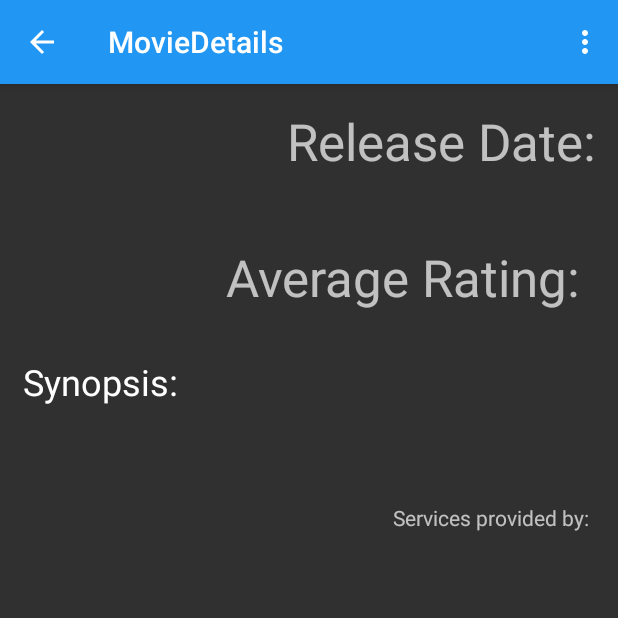
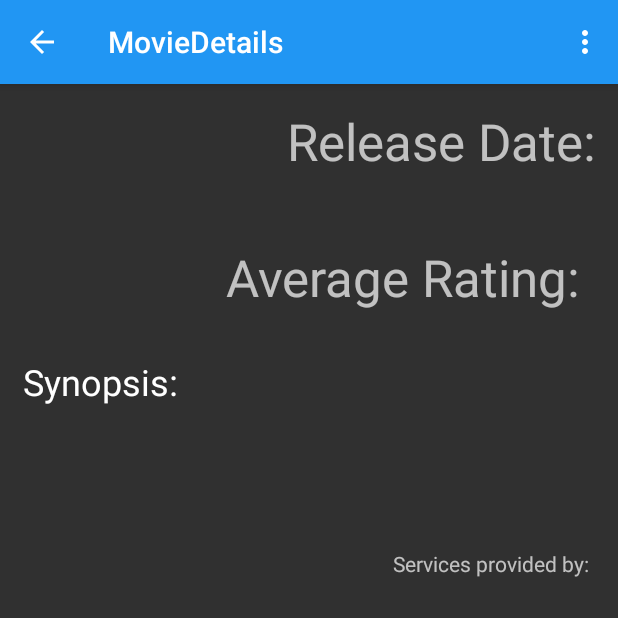
Before and after one commit to alexwine36/Popular-Movies, an Android app: the MovieDetailsFragment screen opened directly, with no data from a screen before it, on a phone screen of 412 x 824 dp, the top half of it. Run offline under Robolectric (Android 15) with nearby library versions, the phone set to English and light mode, and no system bars; our stand-ins replace Picasso; libraries missing offline, so code that uses them is left out: retrofit.client; pictures from the network do not load.

Commit message:
Somewhat working Layout with reviews

```diff
--- a/app/src/main/java/io/awts/popularmovies/MovieDetailsFragment.java
+++ b/app/src/main/java/io/awts/popularmovies/MovieDetailsFragment.java
@@ -11,6 +11,7 @@ import android.view.LayoutInflater;
 import android.view.View;
 import android.view.ViewGroup;
 import android.widget.ImageView;
+import android.widget.ListView;
 import android.widget.TextView;
 
 import com.squareup.picasso.Picasso;
@@ -25,14 +26,12 @@ import java.util.List;
 import io.awts.popularmovies.API.ApiClient;
 import io.awts.popularmovies.model.MovieApi;
 import io.awts.popularmovies.model.ReviewResult;
+import io.awts.popularmovies.model.Reviews;
 import io.awts.popularmovies.model.VideoResult;
-import io.awts.popularmovies.model.Reviews;
 import io.awts.popularmovies.model.Videos;
 import retrofit.Callback;
 import retrofit.RetrofitError;
 import retrofit.client.Response;
-
-
 
 
 /**
@@ -42,6 +41,10 @@ public class MovieDetailsFragment extends Fragment {
 
     private final String LOG_TAG = FetchMovieDetailsTask.class.getSimpleName();
     private MovieData mMovie;
+
+    public ReviewAdapter mReviewAdapter;
+
+    public ArrayList<ReviewResult> reviewResultList;
 
 
     public MovieDetailsFragment() {
@@ -82,8 +85,27 @@ public class MovieDetailsFragment extends Fragment {
             Picasso.with(rootView.getContext()).load(poster_url).into(posterView);
             Picasso.with(rootView.getContext()).load(MovieData.provider).into(tmdbView);
 
+
             FetchMovieDetailsTask detailsTask = new FetchMovieDetailsTask();
-           detailsTask.execute(mMovie.id);
+            detailsTask.execute(mMovie.id);
+
+//            ArrayList<ReviewResult> reviewResultArrayList = reviewResultList.toArray(ReviewResult);
+
+            if (reviewResultList == null) {
+                reviewResultList = new ArrayList<ReviewResult>();
+            }
+
+
+
+            mReviewAdapter = new ReviewAdapter(getActivity(), reviewResultList);
+            ListView listView = (ListView) rootView.findViewById(R.id.list_review);
+            listView.setScrollContainer(false);
+
+            listView.setAdapter(mReviewAdapter);
+//                    mMovieAdapter = new ImageAdapter(getActivity(), movieList);
+//
+////            GridView gridView = (GridView) view.findViewById(R.id.gridview);
+////            gridView.setAdapter(mMovieAdapter);
 
 
         }
@@ -101,28 +123,38 @@ public class MovieDetailsFragment extends Fragment {
                 Log.d(LOG_TAG, "Success");
                 String homepage = movieDetailsApis.getHomepage();
                 Log.d(LOG_TAG, homepage);
-//                Iterator reviews = movieDetailsApis.getReviews().getReviewResults().iterator();
+//                Iterator reviews = movieDetailsApis.getReviews().getResults().iterator();
                 Reviews reviews = movieDetailsApis.getReviews();
                 Videos videos = movieDetailsApis.getVideos();
-                List<ReviewResult> review_result = reviews.getReviewResults();
+
+//                reviewResultList = reviews.getResults();
+
+
+                List<ReviewResult> reviewList = reviews.getResults();
+
+
+                mReviewAdapter.notifyDataSetChanged();
 
 //                if (videos != null) {
                 List<VideoResult> video_result = videos.getResults();
 
-                    for (VideoResult videoResult_ : video_result){
-                        String name = videoResult_.getName();
-                        String site = videoResult_.getSite();
-                        String key = videoResult_.getKey();
-                        Log.d(LOG_TAG + " " + name, "http://www." + site.toLowerCase() + ".com/watch?v=" + key);
-                    }
-
-//                }
-                for (ReviewResult reviewResult : review_result) {
+                for (ReviewResult reviewResult : reviewList) {
+                    reviewResultList.add(reviewResult);
                     String author = reviewResult.getAuthor();
                     String content = reviewResult.getContent();
-                    Log.d(LOG_TAG, author);
+                    Log.d(LOG_TAG + " Reviews:", author);
                     Log.d(LOG_TAG, content);
                 }
+
+                for (VideoResult videoResult_ : video_result) {
+                    String name = videoResult_.getName();
+                    String site = videoResult_.getSite();
+                    String key = videoResult_.getKey();
+                    Log.d(LOG_TAG + " " + name, "http://www." + site.toLowerCase() + ".com/watch?v=" + key);
+                }
+
+
+
 
             }
 
@@ -137,7 +169,7 @@ public class MovieDetailsFragment extends Fragment {
     public class FetchMovieDetailsTask extends AsyncTask<String, Void, Void> {
 
 
-//TODO: Implement Retrofit to siplify Api calls
+        //TODO: Implement Retrofit to siplify Api calls
         private Void getMovieDetailsFromJson(String movieJsonStr) throws JSONException {
 //            final String TMDB_PAGE = "page";
             ArrayList<MovieReview> reviewArrayList = new ArrayList<MovieReview>();
@@ -207,7 +239,7 @@ public class MovieDetailsFragment extends Fragment {
                 size = movieInfo.getString(TMDB_SIZE);
                 type = movieInfo.getString(TMDB_TYPE);
 
-                MovieVideo movieVideo = new MovieVideo(id,iso,key,name,site,size,type);
+                MovieVideo movieVideo = new MovieVideo(id, iso, key, name, site, size, type);
                 videoArrayList.add(movieVideo);
 
             }
--- a/app/src/main/res/layout/fragment_movie_details.xml
+++ b/app/src/main/res/layout/fragment_movie_details.xml
@@ -8,95 +8,98 @@
     <LinearLayout
         android:layout_width="match_parent"
         android:layout_height="match_parent"
-        android:orientation="vertical"
-        android:gravity="center_vertical">
+        android:gravity="center_vertical"
+        android:orientation="vertical">
 
         <ImageView
+            android:id="@+id/backdrop_image"
             android:layout_width="match_parent"
             android:layout_height="wrap_content"
-            android:id="@+id/backdrop_image"
             android:adjustViewBounds="true" />
 
         <LinearLayout
             android:layout_width="match_parent"
             android:layout_height="match_parent"
+            android:layout_gravity="center_vertical"
+            android:gravity="bottom|right"
             android:orientation="horizontal"
-            android:layout_gravity="center_vertical"
-            android:padding="15dp"
-            android:gravity="bottom|right">
+            android:padding="15dp">
+
             <ImageView
+                android:id="@+id/poster_image"
                 android:layout_width="wrap_content"
                 android:layout_height="wrap_content"
-                android:adjustViewBounds="true"
-                android:id="@+id/poster_image"
-                android:layout_weight="1" />
+                android:layout_weight="1"
+                android:adjustViewBounds="true" />
 
             <LinearLayout
                 android:layout_width="wrap_content"
                 android:layout_height="wrap_content"
+                android:layout_weight="0"
                 android:orientation="vertical"
-                android:layout_weight="0"
                 android:paddingLeft="15dp">
 
                 <FrameLayout
                     android:layout_width="fill_parent"
                     android:layout_height="wrap_content"
-                    android:gravity="right"
-                    android:layout_gravity="right">
+                    android:layout_gravity="right"
+                    android:gravity="right">
 
                     <TextView
+                        android:id="@+id/hello_text"
                         style="@style/TextAppearance.AppCompat.Display2"
-                        android:id="@+id/hello_text"
                         android:layout_width="wrap_content"
                         android:layout_height="wrap_content"
-                        android:text="@string/hello_world"
+                        android:layout_gravity="bottom|right"
                         android:gravity="bottom|right"
                         android:lines="@integer/abc_max_action_buttons"
-                        android:layout_gravity="bottom|right" />
+                        android:text="@string/hello_world" />
                 </FrameLayout>
 
 
                 <TextView
+                    android:id="@+id/release_title"
+                    style="@style/TextAppearance.AppCompat.Display1"
                     android:layout_width="wrap_content"
                     android:layout_height="wrap_content"
-                    android:text="@string/release_date"
-                    android:id="@+id/release_title"
-                    style="@style/TextAppearance.AppCompat.Display1"
-                    android:layout_gravity="right" />
+                    android:layout_gravity="right"
+                    android:text="@string/release_date" />
 
                 <TextView
+                    android:id="@+id/release_value"
+                    style="@style/TextAppearance.AppCompat.Display1"
                     android:layout_width="wrap_content"
                     android:layout_height="wrap_content"
-                    android:id="@+id/release_value"
-                    android:layout_gravity="end"
-                    style="@style/TextAppearance.AppCompat.Display1"/>
+                    android:layout_gravity="end" />
 
                 <LinearLayout
                     android:layout_width="wrap_content"
                     android:layout_height="wrap_content"
-                    android:orientation="horizontal"
-                    android:layout_gravity="end">
+                    android:layout_gravity="end"
+                    android:orientation="horizontal">
+
                     <TextView
+                        android:id="@+id/rating_title"
+                        style="@style/TextAppearance.AppCompat.Display1"
                         android:layout_width="wrap_content"
                         android:layout_height="wrap_content"
-                        android:textAppearance="?android:attr/textAppearanceMedium"
+                        android:paddingEnd="10dp"
+
                         android:text="@string/average_rating"
-                        android:id="@+id/rating_title"
-
-                        style="@style/TextAppearance.AppCompat.Display1"
-                        android:paddingEnd="10dp" />
+                        android:textAppearance="?android:attr/textAppearanceMedium" />
 
                     <TextView
+                        android:id="@+id/rating_value"
+                        style="@style/TextAppearance.AppCompat.Display1"
                         android:layout_width="wrap_content"
                         android:layout_height="wrap_content"
-                        android:textAppearance="?android:attr/textAppearanceMedium"
-                        android:id="@+id/rating_value"
 
-                        style="@style/TextAppearance.AppCompat.Display1" />
+                        android:textAppearance="?android:attr/textAppearanceMedium" />
                 </LinearLayout>
             </LinearLayout>
 
         </LinearLayout>
+
         <LinearLayout
             android:layout_width="match_parent"
             android:layout_height="wrap_content"
@@ -104,35 +107,52 @@
             android:padding="15dp">
 
             <TextView
+                android:id="@+id/sysnopsis_title"
                 android:layout_width="wrap_content"
                 android:layout_height="wrap_content"
                 android:text="@string/synopsis"
-                android:textAppearance="@style/TextAppearance.AppCompat.Headline"
-                android:id="@+id/sysnopsis_title" />
+                android:textAppearance="@style/TextAppearance.AppCompat.Headline" />
+
             <TextView
+                android:id="@+id/sysnopsis_value"
                 android:layout_width="wrap_content"
+
                 android:layout_height="wrap_content"
+                android:textAppearance="@style/TextAppearance.AppCompat.Large" />
+        </LinearLayout>
 
-                android:textAppearance="@style/TextAppearance.AppCompat.Large"
-                android:id="@+id/sysnopsis_value" />
-        </LinearLayout>
+
+
+        <ListView
+            android:layout_width="match_parent"
+            android:layout_height="match_parent"
+            android:id="@+id/list_review"
+            android:padding="15dp" />
+
+
+
+
+
+
+        <!-- Services provided by-->
 
         <LinearLayout
             android:layout_width="wrap_content"
             android:layout_height="wrap_content"
+            android:layout_gravity="right"
             android:orientation="vertical"
-    android:layout_gravity="right"
             android:paddingTop="20dp">
+
             <TextView
                 android:layout_width="match_parent"
                 android:layout_height="wrap_content"
                 android:text="Services provided by:" />
+
             <ImageView
+                android:id="@+id/tmdb_img"
                 android:layout_width="150dp"
                 android:layout_height="wrap_content"
-        android:id="@+id/tmdb_img"
-        android:adjustViewBounds="true"
- />
+                android:adjustViewBounds="true" />
         </LinearLayout>
 
     </LinearLayout>
```
Also changed, not shown: app/src/main/java/io/awts/popularmovies/ReviewAdapter.java (+29 -11 lines), app/src/main/java/io/awts/popularmovies/model/Reviews.java (+8 -8 lines), app/src/main/res/layout/list_item_review.xml (added, +23 -0 lines). Lines whose indentation alone changed are shown as unchanged.
